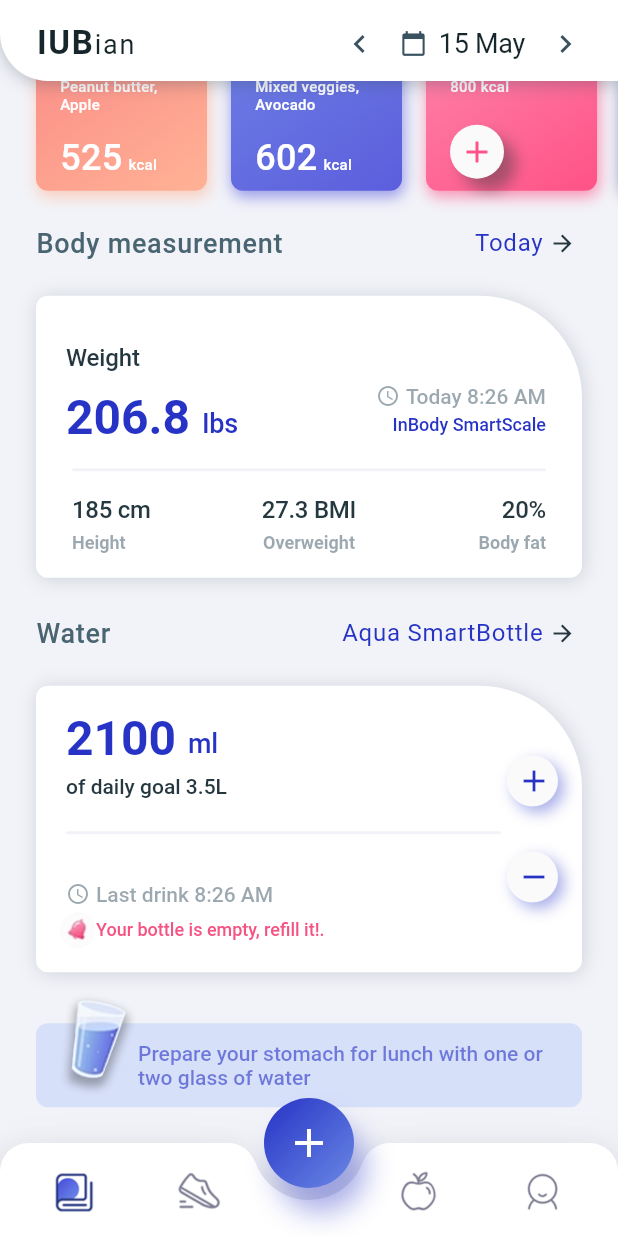
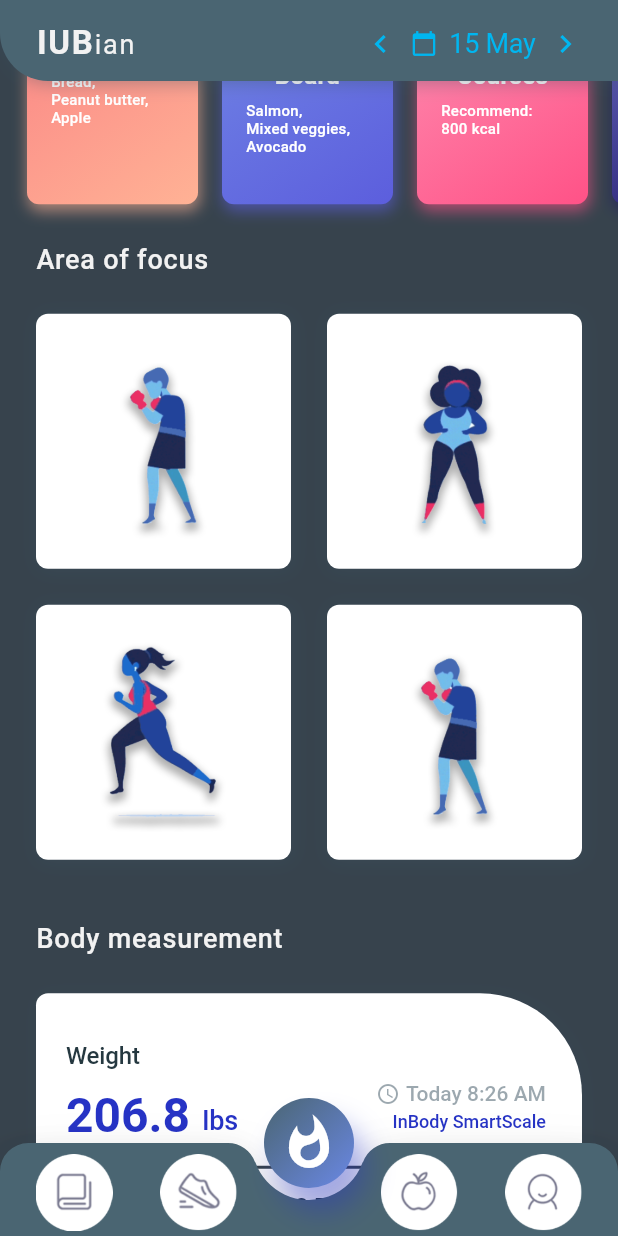
Before and after one commit to ambanikousik/iub_app, a Flutter app: the screen it shows after launch, scrolled down 651 dp, on a phone screen of 412 x 824 dp. Run offline on Flutter 3.47's test engine with Material 2 defaults, Android fonts, the phone set to English and light mode, and no system bars; our stand-ins replace fl_chart.

Commit message:
basic complete

```diff
--- a/lib/AppTheme.dart
+++ b/lib/AppTheme.dart
@@ -4,7 +4,9 @@ class FintnessAppTheme {
   FintnessAppTheme._();
   static const Color nearlyWhite = Color(0xFFFAFAFA);
   static const Color white = Color(0xFFFFFFFF);
-  static const Color background = Color(0xFFF2F3F8);
+  static const Color widgetBackground = Color(0xff232d37);
+  static const Color background = Color(0xff37434d);
+  static const Color topBar = Color(0xff37434d);//Color(0xFFF2F3F8);
   static const Color nearlyDarkBlue = Color(0xFF2633C5);
 
   static const Color nearlyBlue = Color(0xFF00B6F0);
--- a/lib/HomeScreen.dart
+++ b/lib/HomeScreen.dart
@@ -25,11 +25,11 @@ class _FitnessAppHomeScreenState extends State<FitnessAppHomeScreen>
     tabIconsList.forEach((tab) {
       tab.isSelected = false;
     });
-    tabIconsList[0].isSelected = true;
+    //tabIconsList[0].isSelected = true;
 
     animationController =
         AnimationController(duration: Duration(milliseconds: 600), vsync: this);
-    tabBody = MyDiaryScreen(animationController: animationController);
+    tabBody = LandingScreen(animationController: animationController);
     super.initState();
   }
 
@@ -77,14 +77,22 @@ class _FitnessAppHomeScreenState extends State<FitnessAppHomeScreen>
         ),
         BottomBarView(
           tabIconsList: tabIconsList,
-          addClick: () {},
+          addClick: () {
+            animationController.reverse().then((data) {
+              if (!mounted) return;
+              setState(() {
+                tabBody =
+                    LandingScreen(animationController: animationController);
+              });
+            });
+          },
           changeIndex: (index) {
             if (index == 0 || index == 2) {
               animationController.reverse().then((data) {
                 if (!mounted) return;
                 setState(() {
                   tabBody =
-                      MyDiaryScreen(animationController: animationController);
+                      TrainingScreen(animationController: animationController);
                 });
               });
             } else if (index == 1 || index == 3) {
--- a/lib/UIview/academicResultView.dart
+++ b/lib/UIview/academicResultView.dart
@@ -26,7 +26,7 @@ class AcademicResultView extends StatelessWidget {
                   left: 24, right: 24, top: 16, bottom: 18),
               child: Container(
                 decoration: BoxDecoration(
-                  color: FintnessAppTheme.white,
+                  color: FintnessAppTheme.lightText,
                   borderRadius: BorderRadius.only(
                       topLeft: Radius.circular(8.0),
                       bottomLeft: Radius.circular(8.0),
@@ -58,7 +58,7 @@ class AcademicResultView extends StatelessWidget {
                                       width: 100,
                                       height: 100,
                                       decoration: BoxDecoration(
-                                        color: FintnessAppTheme.white,
+                                        color: FintnessAppTheme.lightText,
                                         borderRadius: BorderRadius.all(
                                           Radius.circular(100.0),
                                         ),
@@ -84,7 +84,7 @@ class AcademicResultView extends StatelessWidget {
                                               fontSize: 24,
                                               letterSpacing: 0.0,
                                               color: FintnessAppTheme
-                                                  .nearlyDarkBlue,
+                                                  .spacer,
                                             ),
                                           ),
                                           Text(
@@ -96,7 +96,7 @@ class AcademicResultView extends StatelessWidget {
                                               fontWeight: FontWeight.bold,
                                               fontSize: 12,
                                               letterSpacing: 0.0,
-                                              color: FintnessAppTheme.grey
+                                              color: FintnessAppTheme.spacer
                                                   .withOpacity(0.5),
                                             ),
                                           ),
@@ -189,7 +189,7 @@ class AcademicResultView extends StatelessWidget {
                                       width: 100,
                                       height: 100,
                                       decoration: BoxDecoration(
-                                        color: FintnessAppTheme.white,
+                                        color: FintnessAppTheme.lightText,
                                         borderRadius: BorderRadius.all(
                                           Radius.circular(100.0),
                                         ),
@@ -215,7 +215,7 @@ class AcademicResultView extends StatelessWidget {
                                               fontSize: 24,
                                               letterSpacing: 0.0,
                                               color: FintnessAppTheme
-                                                  .nearlyDarkBlue,
+                                                  .spacer,
                                             ),
                                           ),
                                           Text(
@@ -227,7 +227,7 @@ class AcademicResultView extends StatelessWidget {
                                               fontWeight: FontWeight.bold,
                                               fontSize: 12,
                                               letterSpacing: 0.0,
-                                              color: FintnessAppTheme.grey
+                                              color: FintnessAppTheme.spacer
                                                   .withOpacity(0.5),
                                             ),
                                           ),
--- a/lib/UIview/titleView.dart
+++ b/lib/UIview/titleView.dart
@@ -28,7 +28,7 @@ class TitleView extends StatelessWidget {
                 0.0, 30 * (1.0 - animation.value), 0.0),
             child: Container(
               child: Padding(
-                padding: const EdgeInsets.only(left: 24, right: 24),
+                padding: const EdgeInsets.only(left: 24, top:10,bottom: 10, right: 24),
                 child: Row(
                   children: <Widget>[
                     Expanded(
@@ -40,42 +40,10 @@ class TitleView extends StatelessWidget {
                           fontWeight: FontWeight.w500,
                           fontSize: 18,
                           letterSpacing: 0.5,
-                          color: FintnessAppTheme.lightText,
+                          color: FintnessAppTheme.spacer,
                         ),
                       ),
                     ),
-                    InkWell(
-                      highlightColor: Colors.transparent,
-                      borderRadius: BorderRadius.all(Radius.circular(4.0)),
-                      onTap: () {},
-                      child: Padding(
-                        padding: const EdgeInsets.only(left: 8),
-                        child: Row(
-                          children: <Widget>[
-                            Text(
-                              subTxt,
-                              textAlign: TextAlign.left,
-                              style: TextStyle(
-                                fontFamily: FintnessAppTheme.fontName,
-                                fontWeight: FontWeight.normal,
-                                fontSize: 16,
-                                letterSpacing: 0.5,
-                                color: FintnessAppTheme.nearlyDarkBlue,
-                              ),
-                            ),
-                            SizedBox(
-                              height: 38,
-                              width: 26,
-                              child: Icon(
-                                Icons.arrow_forward,
-                                color: FintnessAppTheme.darkText,
-                                size: 18,
-                              ),
-                            ),
-                          ],
-                        ),
-                      ),
-                    )
                   ],
                 ),
               ),
--- a/lib/bottomNavigationView/bottomBarView.dart
+++ b/lib/bottomNavigationView/bottomBarView.dart
@@ -39,7 +39,7 @@ class _BottomBarViewState extends State<BottomBarView>
             return new Transform(
               transform: new Matrix4.translationValues(0.0, 0.0, 0.0),
               child: new PhysicalShape(
-                color: FintnessAppTheme.white,
+                color: FintnessAppTheme.lightText,
                 elevation: 16.0,
                 clipper: TabClipper(
                     radius: Tween(begin: 0.0, end: 1.0)
@@ -138,7 +138,7 @@ class _BottomBarViewState extends State<BottomBarView>
                         color: FintnessAppTheme.nearlyDarkBlue,
                         gradient: LinearGradient(
                             colors: [
-                              FintnessAppTheme.nearlyDarkBlue,
+                              FintnessAppTheme.lightText,
                               HexColor("#6A88E5"),
                             ],
                             begin: Alignment.topLeft,
@@ -160,11 +160,16 @@ class _BottomBarViewState extends State<BottomBarView>
                           focusColor: Colors.transparent,
                           onTap: () {
                             widget.addClick();
+                            setState(() {
+                              widget.tabIconsList.forEach((tab) {
+                                tab.isSelected = false;
+                              });
+                            });
                           },
                           child: Icon(
-                            Icons.add,
+                            Icons.whatshot,
                             color: FintnessAppTheme.white,
-                            size: 32,
+                            size: 40,
                           ),
                         ),
                       ),
@@ -227,10 +232,8 @@ class _TabIconsState extends State<TabIcons> with TickerProviderStateMixin {
       aspectRatio: 1,
       child: Center(
         child: InkWell(
-          splashColor: Colors.transparent,
-          focusColor: Colors.transparent,
-          highlightColor: Colors.transparent,
-          hoverColor: Colors.transparent,
+
+
           onTap: () {
             if (!widget.tabIconData.isSelected) {
               setAnimation();
--- a/lib/models/mealsListData.dart
+++ b/lib/models/mealsListData.dart
@@ -17,33 +17,33 @@ class MealsListData {
 
   static List<MealsListData> tabIconsList = [
     MealsListData(
-      imagePath: 'assets/fitness_app/breakfast.png',
-      titleTxt: 'Breakfast',
+      imagePath: 'assets/fitness_app/iras.png',
+      titleTxt: 'IRAS',
       kacl: 525,
       meals: ["Bread,", "Peanut butter,", "Apple"],
       startColor: "#FA7D82",
       endColor: "#FFB295",
     ),
     MealsListData(
-      imagePath: 'assets/fitness_app/lunch.png',
-      titleTxt: 'Lunch',
+      imagePath: 'assets/fitness_app/notice.png',
+      titleTxt: 'Notice Board',
       kacl: 602,
       meals: ["Salmon,", "Mixed veggies,", "Avocado"],
       startColor: "#738AE6",
       endColor: "#5C5EDD",
     ),
     MealsListData(
-      imagePath: 'assets/fitness_app/snack.png',
-      titleTxt: 'Snack',
-      kacl: 0,
+      imagePath: 'assets/fitness_app/courses.png',
+      titleTxt: 'Add Your Courses',
+      kacl: 2,
       meals: ["Recommend:", "800 kcal"],
       startColor: "#FE95B6",
       endColor: "#FF5287",
     ),
     MealsListData(
-      imagePath: 'assets/fitness_app/dinner.png',
-      titleTxt: 'Dinner',
-      kacl: 0,
+      imagePath: 'assets/fitness_app/help.png',
+      titleTxt: 'Help and Support',
+      kacl: 2,
       meals: ["Recommend:", "703 kcal"],
       startColor: "#6F72CA",
       endColor: "#1E1466",
--- a/lib/models/tabIconData.dart
+++ b/lib/models/tabIconData.dart
@@ -20,7 +20,7 @@ class TabIconData {
       imagePath: 'assets/fitness_app/tab_1.png',
       selctedImagePath: 'assets/fitness_app/tab_1s.png',
       index: 0,
-      isSelected: true,
+      isSelected: false,
       animationController: null,
     ),
     TabIconData(
--- a/lib/myGrade/landingPage.dart
+++ b/lib/myGrade/landingPage.dart
@@ -8,16 +8,17 @@ import 'package:iub_app/myGrade/mealsListView.dart';
 import 'package:iub_app/myGrade/waterView.dart';
 import 'package:flutter/material.dart';
 import 'package:iub_app/UIview/resultChart.dart';
+import 'package:iub_app/UIview/areaListView.dart';
 
-class MyDiaryScreen extends StatefulWidget {
+class LandingScreen extends StatefulWidget {
   final AnimationController animationController;
 
-  const MyDiaryScreen({Key key, this.animationController}) : super(key: key);
+  const LandingScreen({Key key, this.animationController}) : super(key: key);
   @override
-  _MyDiaryScreenState createState() => _MyDiaryScreenState();
+  _LandingScreenState createState() => _LandingScreenState();
 }
 
-class _MyDiaryScreenState extends State<MyDiaryScreen>
+class _LandingScreenState extends State<LandingScreen>
     with TickerProviderStateMixin {
   Animation<double> topBarAnimation;
 
@@ -82,7 +83,7 @@ class _MyDiaryScreenState extends State<MyDiaryScreen>
     );
     listViews.add(
       TitleView(
-        titleTxt: 'Your Semester wise grades',
+        titleTxt: 'Grades Chart',
         subTxt: 'Details',
         animation: Tween(begin: 0.0, end: 1.0).animate(CurvedAnimation(
             parent: widget.animationController,
@@ -119,6 +120,29 @@ class _MyDiaryScreenState extends State<MyDiaryScreen>
             CurvedAnimation(
                 parent: widget.animationController,
                 curve: Interval((1 / count) * 3, 1.0,
+                    curve: Curves.fastOutSlowIn))),
+        mainScreenAnimationController: widget.animationController,
+      ),
+    );
+
+    listViews.add(
+      TitleView(
+        titleTxt: 'Area of focus',
+        subTxt: 'more',
+        animation: Tween(begin: 0.0, end: 1.0).animate(CurvedAnimation(
+            parent: widget.animationController,
+            curve:
+            Interval((1 / count) * 4, 1.0, curve: Curves.fastOutSlowIn))),
+        animationController: widget.animationController,
+      ),
+    );
+
+    listViews.add(
+      AreaListView(
+        mainScreenAnimation: Tween(begin: 0.0, end: 1.0).animate(
+            CurvedAnimation(
+                parent: widget.animationController,
+                curve: Interval((1 / count) * 5, 1.0,
                     curve: Curves.fastOutSlowIn))),
         mainScreenAnimationController: widget.animationController,
       ),
@@ -241,7 +265,7 @@ class _MyDiaryScreenState extends State<MyDiaryScreen>
                     0.0, 30 * (1.0 - topBarAnimation.value), 0.0),
                 child: Container(
                   decoration: BoxDecoration(
-                    color: FintnessAppTheme.white.withOpacity(topBarOpacity),
+                    color: FintnessAppTheme.lightText.withOpacity(topBarOpacity),
                     borderRadius: BorderRadius.only(
                       bottomLeft: Radius.circular(32.0),
                     ),
@@ -280,7 +304,7 @@ class _MyDiaryScreenState extends State<MyDiaryScreen>
                                             fontWeight: FontWeight.w700,
                                             fontSize: 22 + 6 - 6 * topBarOpacity,
                                             letterSpacing: 1.2,
-                                            color: FintnessAppTheme.darkerText,
+                                            color: FintnessAppTheme.spacer,
                                           ),
                                         ),
                                         TextSpan(
@@ -290,7 +314,7 @@ class _MyDiaryScreenState extends State<MyDiaryScreen>
                                             fontWeight: FontWeight.w100,
                                             fontSize: 18 + 6 - 6 * topBarOpacity,
                                             letterSpacing: 1.2,
-                                            color: FintnessAppTheme.darkerText,
+                                            color: FintnessAppTheme.spacer,
                                           ),
                                         )
                                       ]
@@ -310,15 +334,15 @@ class _MyDiaryScreenState extends State<MyDiaryScreen>
                                 child: Center(
                                   child: Icon(
                                     Icons.keyboard_arrow_left,
-                                    color: FintnessAppTheme.grey,
+                                    color: FintnessAppTheme.nearlyBlue,
                                   ),
                                 ),
                               ),
                             ),
                             Padding(
                               padding: const EdgeInsets.only(
-                                left: 8,
-                                right: 8,
+                                left: 1,
+                                right: 1,
                               ),
                               child: Row(
                                 children: <Widget>[
@@ -326,7 +350,7 @@ class _MyDiaryScreenState extends State<MyDiaryScreen>
                                     padding: const EdgeInsets.only(right: 8),
                                     child: Icon(
                                       Icons.calendar_today,
-                                      color: FintnessAppTheme.grey,
+                                      color: FintnessAppTheme.nearlyBlue,
                                       size: 18,
                                     ),
                                   ),
@@ -338,7 +362,7 @@ class _MyDiaryScreenState extends State<MyDiaryScreen>
                                       fontWeight: FontWeight.normal,
                                       fontSize: 18,
                                       letterSpacing: -0.2,
-                                      color: FintnessAppTheme.darkerText,
+                                      color: FintnessAppTheme.nearlyBlue,
                                     ),
                                   ),
                                 ],
@@ -355,7 +379,7 @@ class _MyDiaryScreenState extends State<MyDiaryScreen>
                                 child: Center(
                                   child: Icon(
                                     Icons.keyboard_arrow_right,
-                                    color: FintnessAppTheme.grey,
+                                    color: FintnessAppTheme.nearlyBlue,
                                   ),
                                 ),
                               ),
--- a/lib/myGrade/mealsListView.dart
+++ b/lib/myGrade/mealsListView.dart
@@ -51,7 +51,7 @@ class _MealsListViewState extends State<MealsListView>
               width: double.infinity,
               child: ListView.builder(
                 padding: const EdgeInsets.only(
-                    top: 0, bottom: 0, right: 16, left: 16),
+                    top: 0, bottom: 0, right: 10, left: 10),
                 itemCount: mealsListData.length,
                 scrollDirection: Axis.horizontal,
                 itemBuilder: (context, index) {
@@ -169,60 +169,6 @@ class MealsView extends StatelessWidget {
                                 ),
                               ),
                             ),
-                            mealsListData.kacl != 0
-                                ? Row(
-                                    mainAxisAlignment: MainAxisAlignment.start,
-                                    crossAxisAlignment: CrossAxisAlignment.end,
-                                    children: <Widget>[
-                                      Text(
-                                        mealsListData.kacl.toString(),
-                                        textAlign: TextAlign.center,
-                                        style: TextStyle(
-                                          fontFamily: FintnessAppTheme.fontName,
-                                          fontWeight: FontWeight.w500,
-                                          fontSize: 24,
-                                          letterSpacing: 0.2,
-                                          color: FintnessAppTheme.white,
-                                        ),
-                                      ),
-                                      Padding(
-                                        padding: const EdgeInsets.only(
-                                            left: 4, bottom: 3),
-                                        child: Text(
-                                          'kcal',
-                                          style: TextStyle(
-                                            fontFamily:
-                                                FintnessAppTheme.fontName,
-                                            fontWeight: FontWeight.w500,
-                                            fontSize: 10,
-                                            letterSpacing: 0.2,
-                                            color: FintnessAppTheme.white,
-                                          ),
-                                        ),
-                                      ),
-                                    ],
-                                  )
-                                : Container(
-                                    decoration: BoxDecoration(
-                                      color: FintnessAppTheme.nearlyWhite,
-                                      shape: BoxShape.circle,
-                                      boxShadow: <BoxShadow>[
-                                        BoxShadow(
-                                            color: FintnessAppTheme.nearlyBlack
-                                                .withOpacity(0.4),
-                                            offset: Offset(8.0, 8.0),
-                                            blurRadius: 8.0),
-                                      ],
-                                    ),
-                                    child: Padding(
-                                      padding: const EdgeInsets.all(6.0),
-                                      child: Icon(
-                                        Icons.add,
-                                        color: HexColor(mealsListData.endColor),
-                                        size: 24,
-                                      ),
-                                    ),
-                                  ),
                           ],
                         ),
                       ),
@@ -244,8 +190,8 @@ class MealsView extends StatelessWidget {
                     top: 0,
                     left: 8,
                     child: SizedBox(
-                      width: 80,
-                      height: 80,
+                      width: 60,
+                      height: 60,
                       child: Image.asset(mealsListData.imagePath),
                     ),
                   )
```
Also changed, not shown: assets/fitness_app/courses.png (added), assets/fitness_app/help.png (added), assets/fitness_app/iras.png (added), assets/fitness_app/notice.png (added), pubspec.lock.
